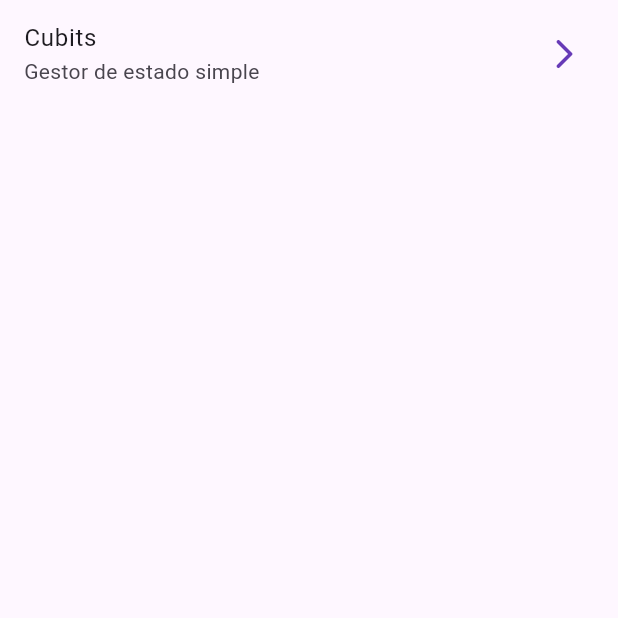
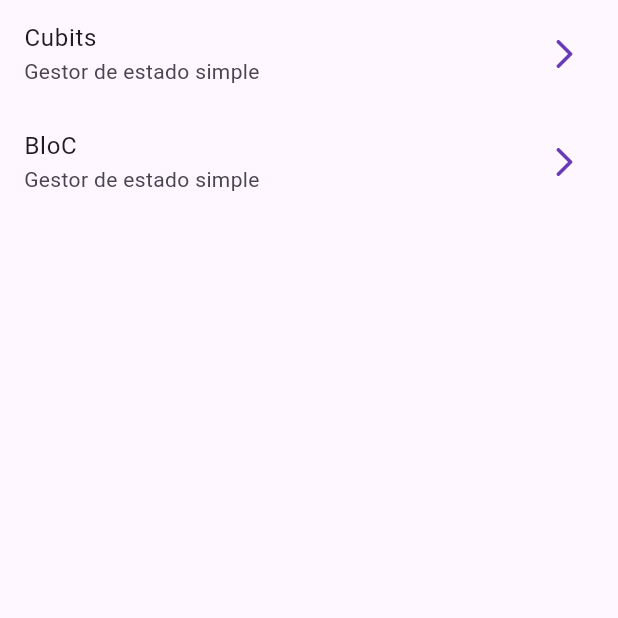
Before and after one commit to DevDuver/Flutter_Bloc_And_Cubits, a Flutter app: the screen it shows after launch, on a phone screen of 412 x 824 dp, the top half of it. Run offline on Flutter 3.47's test engine with Material 2 defaults, Android fonts, the phone set to English and light mode, and no system bars; our stand-ins replace equatable, flutter_bloc, go_router.

Commit message:
implementacion de  bloc, event y sate de CounterBloC

```diff
--- a/lib/config/router/app_router.dart
+++ b/lib/config/router/app_router.dart
@@ -10,6 +10,10 @@ final appRouter = GoRouter(
     GoRoute(
       path: '/cubits',
       builder: (context, state) => const CubitCounterScreen(),
+    ),
+    GoRoute(
+      path: '/counter-bloc',
+      builder: (context, state) => const BlocCounterScreen(),
     )
   ]
 
--- a/lib/presentation/screens/home_screen.dart
+++ b/lib/presentation/screens/home_screen.dart
@@ -14,8 +14,14 @@ class HomeScreen extends StatelessWidget {
             subtitle: const Text('Gestor de estado simple'),
             trailing: const Icon(Icons.arrow_forward_ios_rounded),
             onTap: () => context.push('/cubits'),
+          ),
+          ListTile(
+            title: const Text('BloC'),
+            subtitle: const Text('Gestor de estado simple'),
+            trailing: const Icon(Icons.arrow_forward_ios_rounded),
+            onTap: () => context.push('/counter-bloc'),
           )
-        ],
+        ]
       ),
     );
   }
```
Also changed, not shown: lib/presentation/blocs/counter_bloc/counter_bloc.dart (added, +16 -0 lines), lib/presentation/blocs/counter_bloc/counter_event.dart (added, +15 -0 lines), lib/presentation/blocs/counter_bloc/counter_state.dart (added, +23 -0 lines).
